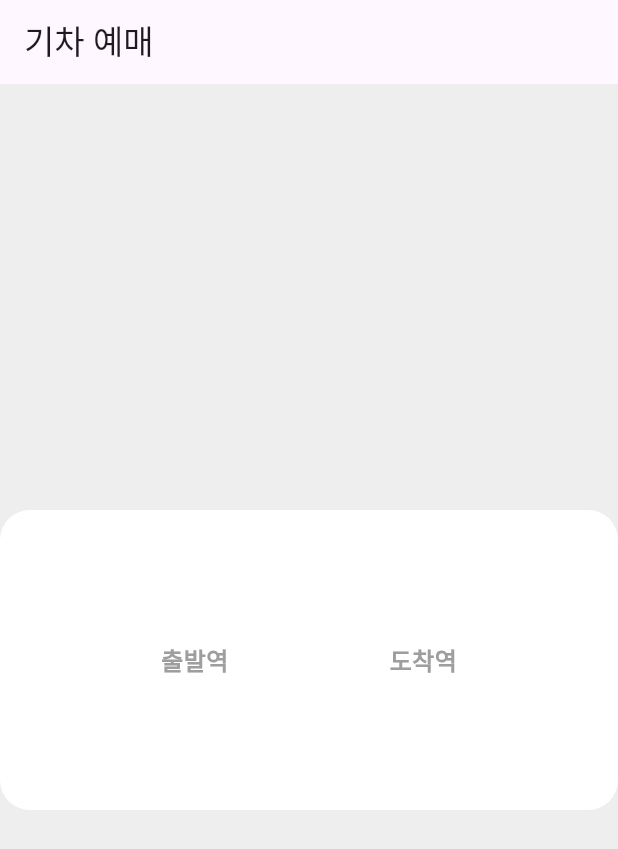
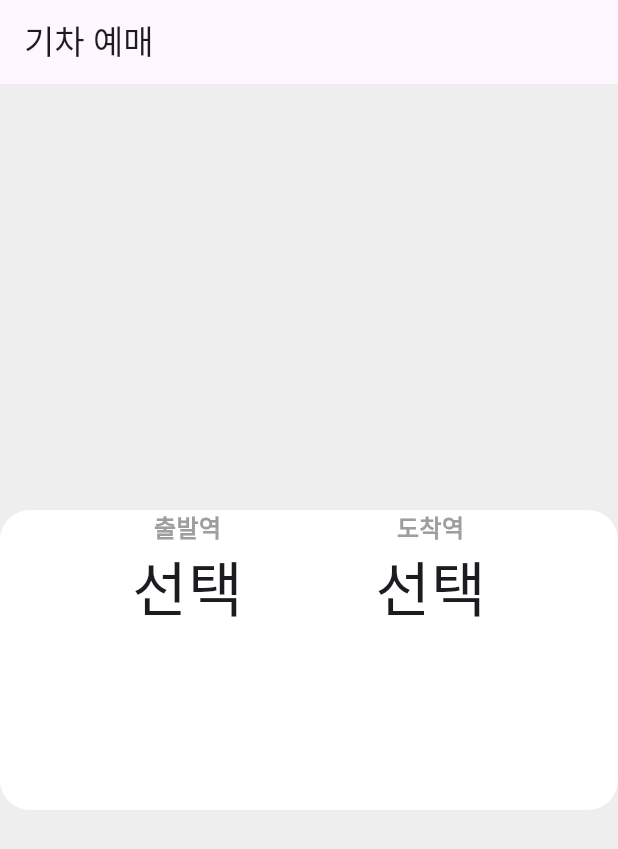
Before and after one commit to seoyeon-haru/flutter_train_app, a Flutter app: the screen it shows after launch, on a phone screen of 412 x 824 dp. Shown: the top 849 px of the screen. Run offline on Flutter 3.47's test engine with Material 3 defaults, Android fonts, the phone set to English and light mode, and no system bars.

Commit message:
Add selection text to station_selector.dart

```diff
--- a/lib/home/widget/station_selector.dart
+++ b/lib/home/widget/station_selector.dart
@@ -12,12 +12,33 @@ class StationSelector extends StatelessWidget {
       child: Row(
         mainAxisAlignment: MainAxisAlignment.spaceEvenly,
         children: [
-          Text('출발역',  // 텍스트 입력
-          style: TextStyle(fontSize: 16, // 텍스트 스타일 변경
-          color: Colors.grey,
-          fontWeight: FontWeight.bold),),
-          Text('도착역', style: TextStyle(fontSize: 16, // 텍스트 입력
-          color: Colors.grey, fontWeight: FontWeight.bold),) // 텍스트 스타일 변경
+          Column( // 출발역 Text Wrap with Column 해서 선택 글자 구현
+            children: [
+              Text(
+                '출발역', // 텍스트 입력
+                style: TextStyle(
+                    fontSize: 16, // 텍스트 스타일 변경
+                    color: Colors.grey,
+                    fontWeight: FontWeight.bold),
+              ),
+              Text(
+                '선택',
+                style: TextStyle(fontSize: 40),
+              )
+            ],
+          ),
+          Column(
+            children: [
+              Text(
+                '도착역',
+                style: TextStyle(
+                    fontSize: 16, // 텍스트 입력
+                    color: Colors.grey,
+                    fontWeight: FontWeight.bold),
+              ),
+              Text('선택', style: TextStyle(fontSize: 40),)
+            ],
+          ) // 텍스트 스타일 변경
         ],
       ),
     );
```
